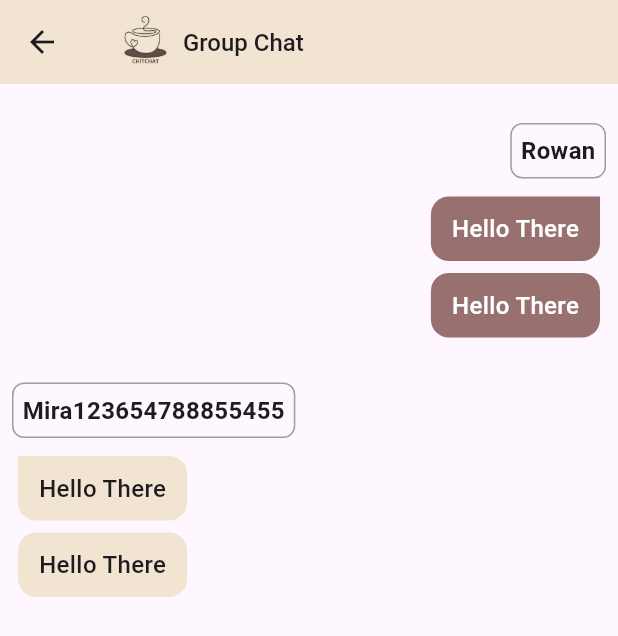
After one commit to Rwan00/ChitChat, a Flutter app: the ChatScreen screen opened by its route, on a phone screen of 412 x 824 dp. The commit adds this screen. Shown: the top 636 px of the screen. Run offline on Flutter 3.47's test engine with Material 3 defaults, Android fonts, the phone set to English and light mode, and no system bars; our stand-ins replace firebase_auth, firebase_core, flutter_bloc, google_fonts, modal_progress_hud_nsn; accounts and stored records are empty; Roboto replaces fonts that are missing (Actor).

Commit message:
add chat bubble

```diff
--- a/lib/constants/consts.dart
+++ b/lib/constants/consts.dart
@@ -1,7 +1,9 @@
 import 'package:flutter/material.dart';
 
 Color kPrimaryColor = const Color.fromRGBO(241, 229, 209, 1);
-Color kSecondaryColor = const Color.fromRGBO(219, 181, 181,1);
-Color kPeachColor = const Color.fromRGBO(195, 152, 152,1);
-Color kBrownColor = const Color.fromRGBO(152, 112, 112,1);
+Color kSecondaryColor = const Color.fromRGBO(219, 181, 181, 1);
+Color kPeachColor = const Color.fromRGBO(195, 152, 152, 1);
+Color kBrownColor = const Color.fromRGBO(152, 112, 112, 1);
 Color kErrorColor = const Color.fromRGBO(130, 0, 0, 1);
+String kLogo = "assets/ChitChat.png";
+String kLoading = "assets/loading.gif";
--- a/lib/cubits/login_cubit/login_cubit.dart
+++ b/lib/cubits/login_cubit/login_cubit.dart
@@ -1,4 +1,3 @@
-
 import 'package:firebase_auth/firebase_auth.dart';
 import 'package:flutter_bloc/flutter_bloc.dart';
 
@@ -7,7 +6,7 @@ import 'login_state.dart';
 class LoginCubit extends Cubit<LoginState> {
   LoginCubit() : super(LoginInitialState());
 
-  static LoginCubit get(context) =>  BlocProvider.of(context);
+  static LoginCubit get(context) => BlocProvider.of(context);
 
   void userLogin({
     required String email,
@@ -21,10 +20,12 @@ class LoginCubit extends Cubit<LoginState> {
       );
       emit(LoginSuccessState());
     } on FirebaseAuthException catch (e) {
-      if (e.code == 'user-not-found') {
-        emit(LoginErrorState(error: "No user found for that email."));
-      } else if (e.code == 'wrong-password') {
-        emit(LoginErrorState(error: 'Wrong password provided for that user.'));
+      print(e.code);
+      if (e.code == 'invalid-credential') {
+        emit(LoginErrorState(
+            error: 'Wrong password Or Email provided for that user.'));
+      } else if (e.code == 'invalid-email') {
+        emit(LoginErrorState(error: 'You had Entered An Invalid Email.'));
       }
     } catch (e) {
       print(e);
--- a/lib/cubits/register_cubits/register_cubit.dart
+++ b/lib/cubits/register_cubits/register_cubit.dart
@@ -21,13 +21,16 @@ class RegisterCubit extends Cubit<RegisterState> {
       );
       emit(RegisterSuccessState());
     } on FirebaseAuthException catch (e) {
+      print(e.code);
       if (e.code == 'weak-password') {
         emit(
-          RegisterErrorState(error: "'The password provided is too weak.'"),
+          RegisterErrorState(error: "The password provided is too weak."),
         );
       } else if (e.code == 'email-already-in-use') {
         emit(RegisterErrorState(
-            error: "'The account already exists for that email.'"));
+            error: "The account already exists for that email."));
+      }else if (e.code == 'invalid-email') {
+        emit(RegisterErrorState(error: 'You had Entered An Invalid Email.'));
       }
     } catch (e) {
       print(e);
--- a/lib/main.dart
+++ b/lib/main.dart
@@ -1,4 +1,5 @@
 import 'package:chitchat/firebase_options.dart';
+import 'package:chitchat/screens/chat_screen.dart';
 import 'package:chitchat/screens/login_screen.dart';
 import 'package:firebase_core/firebase_core.dart';
 
@@ -24,6 +25,7 @@ class ChitChat extends StatelessWidget {
       routes: {
         LoginScreen.id: (context) =>  LoginScreen(),
         RegisterScreen.id: (context) =>  RegisterScreen(),
+        ChatScreen.id:(context)=>const ChatScreen(),
       },
       theme: ThemeData(
         colorScheme: ColorScheme.fromSeed(seedColor: Colors.deepPurple,),
--- /dev/null
+++ b/lib/screens/chat_screen.dart
@@ -0,0 +1,55 @@
+import 'package:chitchat/constants/consts.dart';
+import 'package:chitchat/theme/fonts.dart';
+import 'package:chitchat/widgets/chat_bubble.dart';
+import 'package:flutter/material.dart';
+
+class ChatScreen extends StatelessWidget {
+  const ChatScreen({super.key});
+  static String id = "Chat Screen";
+  @override
+  Widget build(BuildContext context) {
+    return Scaffold(
+        appBar: AppBar(
+          backgroundColor: kPrimaryColor,
+          title: Row(
+            children: [
+              Image.asset(
+                kLogo,
+                height: 50,
+                width: 50,
+              ),
+              Text(
+                "Group Chat",
+                style: titleStyle,
+              ),
+            ],
+          ),
+        ),
+        body: Column(
+          children: [
+            MessageBubble.first(
+              username: "Rowan",
+              message: "Hello There",
+              isMe: true,
+              time: "",
+            ),
+            MessageBubble.next(
+              message: "Hello There",
+              isMe: true,
+              time: "",
+            ),
+            MessageBubble.first(
+              username: "Mira123654788855455",
+              message: "Hello There",
+              isMe: false,
+              time: "",
+            ),
+            MessageBubble.next(
+              message: "Hello There",
+              isMe: false,
+              time: "",
+            ),
+          ],
+        ));
+  }
+}
--- a/lib/screens/login_screen.dart
+++ b/lib/screens/login_screen.dart
@@ -1,5 +1,7 @@
+import 'package:chitchat/constants/consts.dart';
 import 'package:chitchat/cubits/login_cubit/login_cubit.dart';
 import 'package:chitchat/cubits/login_cubit/login_state.dart';
+import 'package:chitchat/screens/chat_screen.dart';
 import 'package:chitchat/theme/fonts.dart';
 import 'package:chitchat/widgets/input_feild.dart';
 import 'package:flutter/material.dart';
@@ -36,6 +38,7 @@ class LoginScreen extends StatelessWidget {
               text: "Welcome To ChitChat",
               error: false,
             );
+            Navigator.pushReplacementNamed(context, ChatScreen.id);
           }
         },
         builder: (context, state) {
@@ -47,7 +50,7 @@ class LoginScreen extends StatelessWidget {
               child: ModalProgressHUD(
                 inAsyncCall: state is LoginLoadingState,
                 progressIndicator: Image.asset(
-                  "assets/loading.gif",
+                  kLoading,
                   width: 90,
                   height: 90,
                 ),
@@ -62,7 +65,7 @@ class LoginScreen extends StatelessWidget {
                           height: 150,
                         ),
                         Image.asset(
-                          "assets/ChitChat.png",
+                          kLogo,
                           height: 200,
                         ),
                         InputField(
--- a/lib/screens/register_screen.dart
+++ b/lib/screens/register_screen.dart
@@ -1,3 +1,4 @@
+import 'package:chitchat/constants/consts.dart';
 import 'package:chitchat/cubits/register_cubits/register_state.dart';
 import 'package:chitchat/screens/login_screen.dart';
 
@@ -39,7 +40,7 @@ class RegisterScreen extends StatelessWidget {
               text: "Your Register Done Successfully",
               error: false,
             );
-            Navigator.pushNamed(context, LoginScreen.id);
+            Navigator.pushReplacementNamed(context, LoginScreen.id);
           }
         },
         builder: (context, state) {
@@ -51,7 +52,7 @@ class RegisterScreen extends StatelessWidget {
               child: ModalProgressHUD(
                 inAsyncCall: state is RegisterLoadingState,
                 progressIndicator: Image.asset(
-                  "assets/loading.gif",
+                  kLoading,
                   width: 90,
                   height: 90,
                 ),
@@ -66,7 +67,7 @@ class RegisterScreen extends StatelessWidget {
                           height: 150,
                         ),
                         Image.asset(
-                          "assets/ChitChat.png",
+                          kLogo,
                           height: 200,
                         ),
                         InputField(
@@ -95,7 +96,14 @@ class RegisterScreen extends StatelessWidget {
                           child: AppBtn(
                             label: "Register",
                             onPressed: () {
-                              if (formKey.currentState!.validate()) {
+                              if (password.text != confirmPassword.text) {
+                                buildSnackBar(
+                                  context: context,
+                                  text: "Password Doesn't Match",
+                                  error: true,
+                                );
+                              }
+                             else if (formKey.currentState!.validate()) {
                                 cubit.userRegister(
                                   email: email.text,
                                   password: password.text,
--- /dev/null
+++ b/lib/widgets/chat_bubble.dart
@@ -0,0 +1,141 @@
+import 'package:chitchat/constants/consts.dart';
+import 'package:flutter/material.dart';
+
+import '../theme/fonts.dart';
+
+class MessageBubble extends StatelessWidget {
+  const MessageBubble.first({
+    super.key,
+    required this.username,
+    required this.message,
+    required this.isMe,
+    required this.time,
+    this.file,
+  }) : isFirstInSequence = true;
+
+  const MessageBubble.next({
+    super.key,
+    required this.message,
+    required this.isMe,
+    required this.time,
+    this.file,
+  })  : isFirstInSequence = false,
+        username = null;
+
+  final bool isFirstInSequence;
+
+  final String? username;
+  final String? message;
+
+  final bool isMe;
+
+  final String? file;
+  final String time;
+
+  @override
+  Widget build(BuildContext context) {
+    //DateTime apiDateTime = DateTime.parse(time);
+
+    /* String formattedDateTime =
+        DateFormat.MMMMEEEEd().addPattern("'at' HH:mm").format(apiDateTime); */
+    return Stack(
+      children: [
+        Row(
+          mainAxisAlignment:
+              isMe ? MainAxisAlignment.end : MainAxisAlignment.start,
+          children: [
+            Column(
+              crossAxisAlignment:
+                  isMe ? CrossAxisAlignment.end : CrossAxisAlignment.start,
+              children: [
+                if (isFirstInSequence) const SizedBox(height: 18),
+                if (isFirstInSequence)
+                  Padding(
+                    padding: const EdgeInsets.all(8.0),
+                    child: Container(
+                      padding: const EdgeInsets.all(6.0),
+                      decoration: BoxDecoration(
+                          borderRadius: BorderRadius.circular(
+                            8,
+                          ),
+                          border: Border.all(color: Colors.grey)),
+                      child: Text(
+                        username!,
+                        style: titleStyle.copyWith(
+                          fontWeight: FontWeight.bold,
+                        ),
+                      ),
+                    ),
+                  ),
+                Container(
+                  decoration: BoxDecoration(
+                    color: isMe ? kBrownColor : kPrimaryColor,
+                    borderRadius: BorderRadius.only(
+                      topLeft: !isMe && isFirstInSequence
+                          ? Radius.zero
+                          : const Radius.circular(12),
+                      topRight: isMe && isFirstInSequence
+                          ? Radius.zero
+                          : const Radius.circular(12),
+                      bottomLeft: const Radius.circular(12),
+                      bottomRight: const Radius.circular(12),
+                    ),
+                  ),
+                  constraints: const BoxConstraints(maxWidth: 200),
+                  padding: file == null
+                      ? const EdgeInsets.symmetric(
+                          vertical: 10,
+                          horizontal: 14,
+                        )
+                      : null,
+                  margin: const EdgeInsets.symmetric(
+                    vertical: 4,
+                    horizontal: 12,
+                  ),
+                  child: file != null
+                      ? GestureDetector(
+                          onTap: () {},
+                          child: InteractiveViewer(
+                            minScale: 0.5,
+                            maxScale: 4,
+                            child: Container(
+                              height: 260,
+                              width: double.infinity,
+                              decoration: BoxDecoration(
+                                borderRadius: BorderRadius.circular(8),
+                                image: DecorationImage(
+                                  image: NetworkImage(
+                                    file!,
+                                  ),
+                                  fit: BoxFit.cover,
+                                ),
+                              ),
+                            ),
+                          ),
+                        )
+                      : Text(
+                          message!,
+                          style: isMe
+                              ? titleStyle.copyWith(color: Colors.white)
+                              : titleStyle,
+                          softWrap: true,
+                        ),
+                ),
+                /* Padding(
+                  padding: const EdgeInsets.only(
+                    left: 13,
+                    right: 13,
+                  ),
+                  child: Text(
+                    formattedDateTime,
+                    style: subTitle,
+                  ),
+                ), */
+              ],
+            ),
+          ],
+        ),
+      ],
+    );
+  }
+}
```
